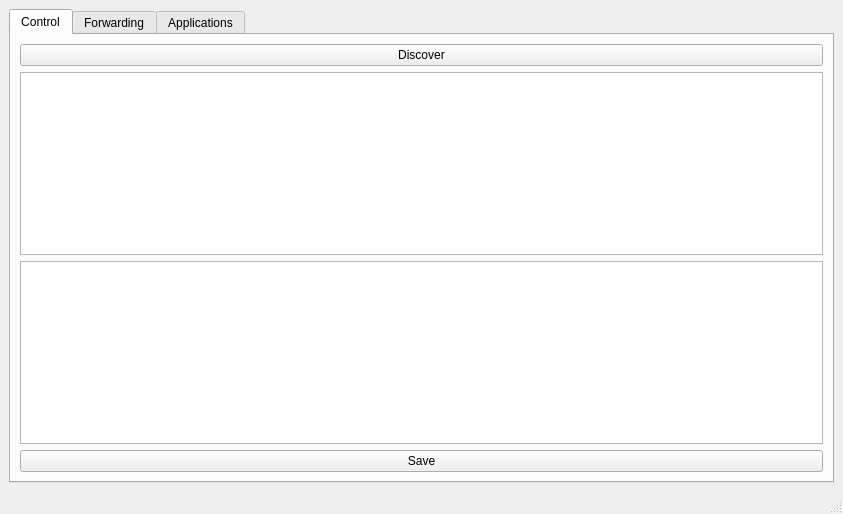
Qt form PythonMDNSTest/gui.ui (p-sanches/somabits) before a commit.
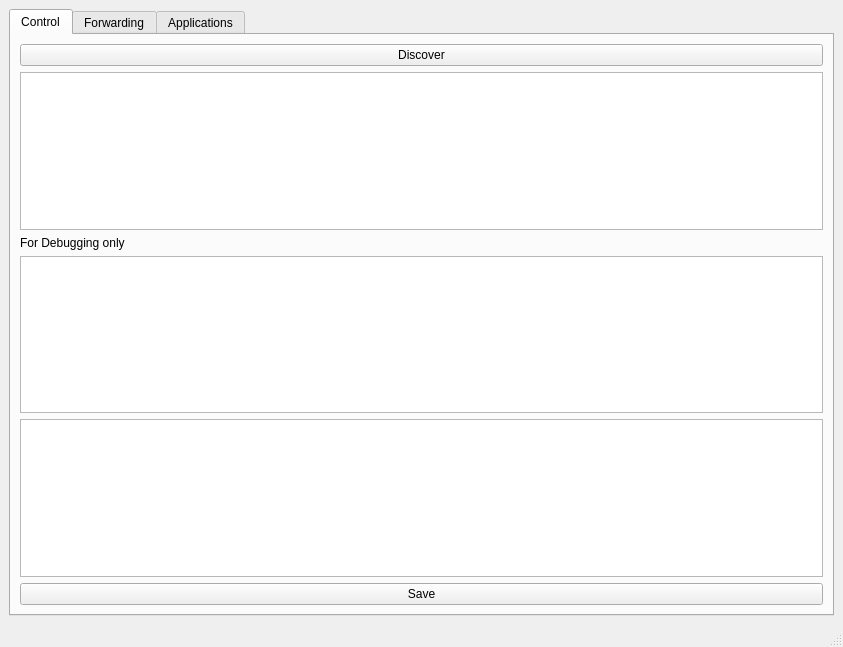
The same form after that commit. Icons and pictures are not drawn.

Commit message: Check box reset issue solved

Diff of the .ui file:
```diff
--- a/PythonMDNSTest/gui.ui
+++ b/PythonMDNSTest/gui.ui
@@ -7,7 +7,7 @@
     <x>0</x>
     <y>0</y>
     <width>843</width>
-    <height>514</height>
+    <height>647</height>
    </rect>
   </property>
   <property name="windowTitle">
@@ -38,6 +38,35 @@
         <string>Control</string>
        </attribute>
        <layout class="QGridLayout" name="gridLayout">
+        <item row="4" column="0">
+         <widget class="QTableWidget" name="tableWidget">
+          <property name="lineWidth">
+           <number>2</number>
+          </property>
+          <property name="midLineWidth">
+           <number>1</number>
+          </property>
+          <property name="wordWrap">
+           <bool>false</bool>
+          </property>
+          <property name="columnCount">
+           <number>0</number>
+          </property>
+          <attribute name="horizontalHeaderDefaultSectionSize">
+           <number>130</number>
+          </attribute>
+          <attribute name="horizontalHeaderStretchLastSection">
+           <bool>true</bool>
+          </attribute>
+         </widget>
+        </item>
+        <item row="8" column="0">
+         <widget class="QPushButton" name="save_button">
+          <property name="text">
+           <string>Save</string>
+          </property>
+         </widget>
+        </item>
         <item row="0" column="0">
          <widget class="QPushButton" name="discover_button">
           <property name="text">
@@ -45,16 +74,20 @@
           </property>
          </widget>
         </item>
-        <item row="1" column="0">
-         <widget class="QTableView" name="tableView"/>
-        </item>
-        <item row="2" column="0">
+        <item row="7" column="0">
          <widget class="QPlainTextEdit" name="plainTextEdit"/>
         </item>
-        <item row="3" column="0">
-         <widget class="QPushButton" name="save_button">
+        <item row="6" column="0">
+         <widget class="QTableView" name="tableView">
+          <attribute name="horizontalHeaderStretchLastSection">
+           <bool>true</bool>
+          </attribute>
+         </widget>
+        </item>
+        <item row="5" column="0">
+         <widget class="QLabel" name="label">
           <property name="text">
-           <string>Save</string>
+           <string>For Debugging only</string>
           </property>
          </widget>
         </item>
```
The commit also changes 2 other files.
